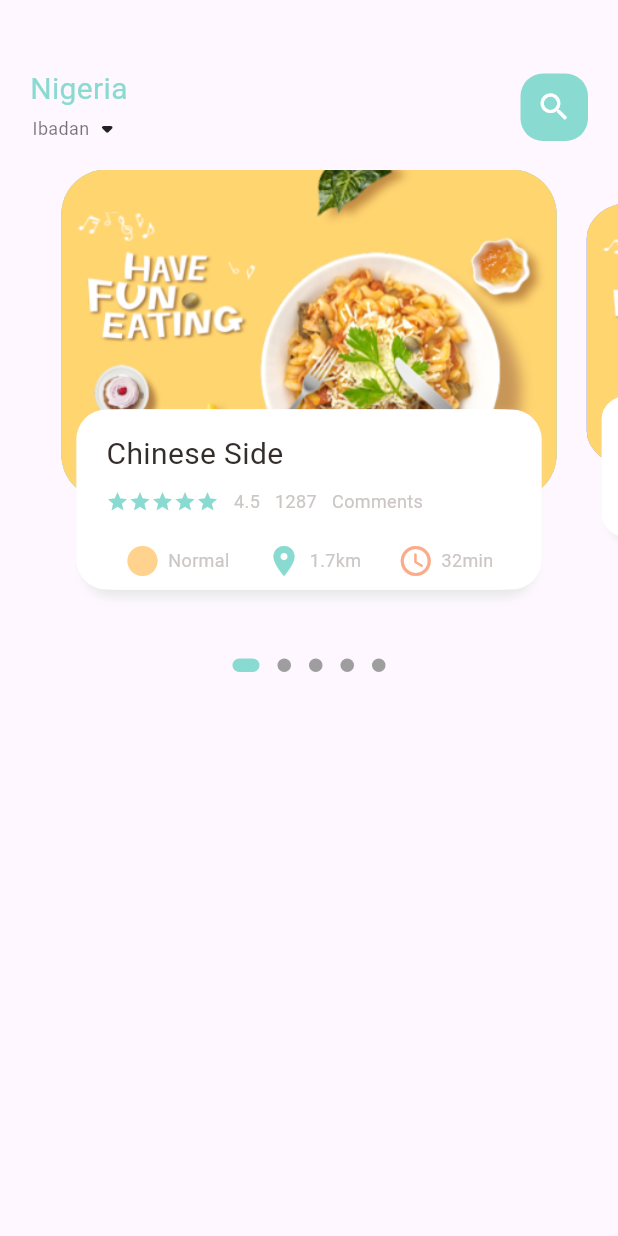
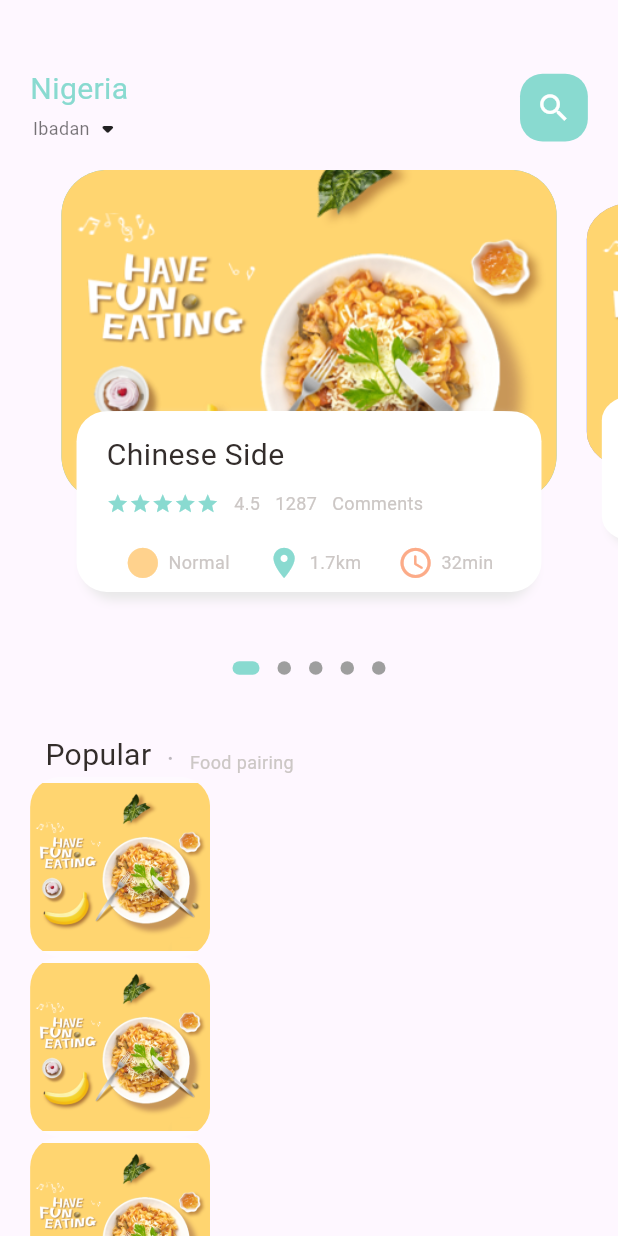
Before and after one commit to adedeni/fooddelivery-ecommerce-app, a Flutter app: the screen it shows after launch, on a phone screen of 412 x 824 dp. Run offline on Flutter 3.47's test engine with Material 3 defaults, Android fonts, the phone set to English and light mode, and no system bars; drawn by our look-alikes of dots_indicator; our stand-ins replace get.

Commit message:
finshed with responsive dimensions

```diff
--- a/lib/home/food_page_body.dart
+++ b/lib/home/food_page_body.dart
@@ -1,6 +1,7 @@
 import 'package:dots_indicator/dots_indicator.dart';
 import 'package:flutter/material.dart';
 import 'package:food_delivery_ecommerce/utilities/colors.dart';
+import 'package:food_delivery_ecommerce/utilities/dimension.dart';
 import 'package:food_delivery_ecommerce/widgets/big_text.dart';
 import 'package:food_delivery_ecommerce/widgets/icon_and_text.dart';
 import 'package:food_delivery_ecommerce/widgets/small_text.dart';
@@ -17,7 +18,7 @@ class _FoodPageBodyState extends State<FoodPageBody> {
 
   var currPageValue = 0.0;
   double scaleFactor = 0.8;
-  double height = 220;
+  double height = Dimension.pageViewContainer;
 
   @override
   void initState() {
@@ -38,11 +39,13 @@ class _FoodPageBodyState extends State<FoodPageBody> {
 
   @override
   Widget build(BuildContext context) {
+    //print(MediaQuery.of(context).size.height.toString());
     return Column(
       children: [
+        //slider section
         Container(
           //color: Colors.deepOrange,
-          height: 320,
+          height: Dimension.pageView,
           child: PageView.builder(
             controller: pageController,
             itemCount: 5,
@@ -51,7 +54,8 @@ class _FoodPageBodyState extends State<FoodPageBody> {
             },
           ),
         ),
-        new DotsIndicator(
+        //dots indicator section
+        DotsIndicator(
           dotsCount: 5,
           position: currPageValue,
           decorator: DotsDecorator(
@@ -61,7 +65,65 @@ class _FoodPageBodyState extends State<FoodPageBody> {
             activeShape: RoundedRectangleBorder(
                 borderRadius: BorderRadius.circular(5.0)),
           ),
-        )
+        ),
+        //populart header
+        SizedBox(
+          height: Dimension.height30,
+        ),
+        Container(
+          margin: EdgeInsets.only(left: Dimension.width30),
+          child: Row(
+            crossAxisAlignment: CrossAxisAlignment.end,
+            children: [
+              BigText(text: "Popular"),
+              SizedBox(
+                width: Dimension.width10,
+              ),
+              Container(
+                margin: const EdgeInsets.only(bottom: 3),
+                child: BigText(
+                  text: ".",
+                  color: Colors.black26,
+                ),
+              ),
+              SizedBox(
+                width: Dimension.width10,
+              ),
+              Container(
+                margin: const EdgeInsets.only(bottom: 2),
+                child: SmallText(text: "Food pairing"),
+              )
+            ],
+          ),
+        ),
+        //list of food and images
+        Container(
+          height: 900,
+          child: ListView.builder(
+            shrinkWrap: true,
+            physics: const AlwaysScrollableScrollPhysics(),
+              itemCount: 10,
+              itemBuilder: (context, index) {
+                return Container(
+                  margin: EdgeInsets.only(
+                      left: Dimension.width20, right: Dimension.width20),
+                  child: Row(
+                    children: [
+                      Container(
+                        width: 120,
+                        height: 120,
+                        decoration: BoxDecoration(
+                            borderRadius:
+                                BorderRadius.circular(Dimension.radius20),
+                            color: Colors.white38,
+                            image: const DecorationImage(
+                                image: AssetImage("assets/image/food0.png"))),
+                      )
+                    ],
+                  ),
+                );
+              }),
+        ),
       ],
     );
   }
@@ -95,10 +157,11 @@ class _FoodPageBodyState extends State<FoodPageBody> {
       transform: matrix,
       child: Stack(children: [
         Container(
-          height: 220,
-          margin: const EdgeInsets.only(left: 10, right: 10),
+          height: Dimension.pageViewContainer,
+          margin: EdgeInsets.only(
+              left: Dimension.width10, right: Dimension.width10),
           decoration: BoxDecoration(
-              borderRadius: BorderRadius.circular(30),
+              borderRadius: BorderRadius.circular(Dimension.radius30),
               color: index.isEven
                   ? const Color(0xFF69c5df)
                   : const Color(0xFF9294cc),
@@ -109,10 +172,13 @@ class _FoodPageBodyState extends State<FoodPageBody> {
         Align(
           alignment: Alignment.bottomCenter,
           child: Container(
-            height: 120,
-            margin: const EdgeInsets.only(left: 25, right: 25, bottom: 40),
+            height: Dimension.pageViewTextContainer,
+            margin: EdgeInsets.only(
+                left: Dimension.width25,
+                right: Dimension.width25,
+                bottom: Dimension.height40),
             decoration: BoxDecoration(
-                borderRadius: BorderRadius.circular(20),
+                borderRadius: BorderRadius.circular(Dimension.radius20),
                 color: Colors.white,
                 boxShadow: const [
                   BoxShadow(
@@ -123,13 +189,14 @@ class _FoodPageBodyState extends State<FoodPageBody> {
                   BoxShadow(color: Colors.white, offset: Offset(5, 0))
                 ]),
             child: Container(
-              padding: const EdgeInsets.only(top: 15, left: 15, right: 15),
+              padding:
+                  EdgeInsets.only(top: Dimension.height15, left: 15, right: 15),
               child: Column(
                 crossAxisAlignment: CrossAxisAlignment.start,
                 children: [
                   BigText(text: "Chinese Side"),
-                  const SizedBox(
-                    height: 10,
+                  SizedBox(
+                    height: Dimension.height10,
                   ),
                   Row(
                     children: [
@@ -159,8 +226,8 @@ class _FoodPageBodyState extends State<FoodPageBody> {
                       SmallText(text: "Comments")
                     ],
                   ),
-                  const SizedBox(
-                    height: 20,
+                  SizedBox(
+                    height: Dimension.height20,
                   ),
                   const Row(
                     mainAxisAlignment: MainAxisAlignment.spaceAround,
--- a/lib/home/main_food_page.dart
+++ b/lib/home/main_food_page.dart
@@ -1,6 +1,7 @@
 import 'package:flutter/material.dart';
 import 'package:food_delivery_ecommerce/home/food_page_body.dart';
 import 'package:food_delivery_ecommerce/utilities/colors.dart';
+import 'package:food_delivery_ecommerce/utilities/dimension.dart';
 import 'package:food_delivery_ecommerce/widgets/big_text.dart';
 import 'package:food_delivery_ecommerce/widgets/small_text.dart';
 
@@ -20,8 +21,8 @@ class _MainFoodPageState extends State<MainFoodPage> {
           //header
           Container(
             child: Container(
-              margin: const EdgeInsets.only(top: 45, bottom: 15),
-              padding: const EdgeInsets.only(left: 20, right: 20),
+              margin:  EdgeInsets.only(top: Dimension.height45, bottom: Dimension.height15),
+              padding:  EdgeInsets.only(left: Dimension.width20, right: Dimension.width20),
               child: Row(
                 mainAxisAlignment: MainAxisAlignment.spaceBetween,
                 children: [
@@ -38,13 +39,13 @@ class _MainFoodPageState extends State<MainFoodPage> {
                   ),
                   Center(
                     child: Container(
-                      width: 45,
-                      height: 45,
+                      width: Dimension.height45,
+                      height: Dimension.height45,
                       decoration: BoxDecoration(
-                        borderRadius: BorderRadius.circular(15),
+                        borderRadius: BorderRadius.circular(Dimension.radius15 ),
                         color: AppColors.mainColor,
                       ),
-                      child: const Icon(Icons.search, color: Colors.white),
+                      child:  Icon(Icons.search, color: Colors.white, size: Dimension.iconSize24,),
                     ),
                   ),
                 ],
@@ -52,7 +53,7 @@ class _MainFoodPageState extends State<MainFoodPage> {
             ),
           ),
        //body
-       const FoodPageBody(),
+       const Expanded(child:  SingleChildScrollView(child: FoodPageBody())),
         ],
       ),
     );
--- a/lib/main.dart
+++ b/lib/main.dart
@@ -1,5 +1,6 @@
 import 'package:flutter/material.dart';
 import 'package:food_delivery_ecommerce/home/main_food_page.dart';
+import 'package:get/get.dart';
 
 
 void main() {
@@ -11,7 +12,7 @@ class MyApp extends StatelessWidget {
 
   @override
   Widget build(BuildContext context) {
-    return const MaterialApp(
+    return const GetMaterialApp(
       debugShowCheckedModeBanner: false,
 
       home: MainFoodPage()
--- /dev/null
+++ b/lib/utilities/dimension.dart
@@ -0,0 +1,33 @@
+import 'package:get/get.dart';
+
+class Dimension {
+  static double screenHeight = Get.context!.height;
+  static double screenWidth = Get.context!.width;
+
+  // 820/220 = screenHeight/pageviewcontainercard height;
+  static double pageView = screenHeight / 2.563;
+  static double pageViewContainer = screenHeight / 3.73;
+  static double pageViewTextContainer = screenHeight / 6.84;
+//dynamic height padding and margin
+  static double height10 = screenHeight / 82;
+  static double height15 = screenHeight / 54.67;
+  static double height20 = screenHeight / 41;
+  static double height30 = screenHeight / 27.34;
+  static double height40 = screenHeight / 20.5;
+  static double height45 = screenHeight / 18.22;
+//dynamic width padding and margin
+  static double width10 = screenHeight / 82;
+  static double width15 = screenHeight / 54.67;
+  static double width20 = screenHeight / 41;
+  static double width25 = screenHeight / 32.8;
+  static double width30 = screenHeight / 27.34;
+  //fonts
+  static double font20 = screenHeight / 41;
+  //radius
+  static double radius15 = screenHeight / 54.67;
+  static double radius20 = screenHeight / 41;
+  static double radius30 = screenHeight / 27.34;
+
+  //icons size
+  static double iconSize24 = screenHeight / 34.17;
+}
--- a/lib/widgets/big_text.dart
+++ b/lib/widgets/big_text.dart
@@ -1,4 +1,5 @@
 import 'package:flutter/material.dart';
+import 'package:food_delivery_ecommerce/utilities/dimension.dart';
 
 class BigText extends StatelessWidget {
    Color? color;
@@ -10,7 +11,7 @@ class BigText extends StatelessWidget {
     this.color = const  Color(0xFF332d2b),
     required this.text,
     this.overflow = TextOverflow.ellipsis,
-    this.size = 20,
+    this.size = 0,
   });
 
   @override
@@ -21,7 +22,7 @@ class BigText extends StatelessWidget {
       overflow: overflow,
       style: TextStyle(
         color: color,
-        fontSize: size,
+        fontSize: size==0? Dimension.font20: size,
         fontWeight: FontWeight.w400,
         fontFamily: 'Roboto',
       ),
--- a/lib/widgets/icon_and_text.dart
+++ b/lib/widgets/icon_and_text.dart
@@ -1,4 +1,5 @@
 import 'package:flutter/material.dart';
+import 'package:food_delivery_ecommerce/utilities/dimension.dart';
 import 'package:food_delivery_ecommerce/widgets/small_text.dart';
 
 class IconAndText extends StatelessWidget {
@@ -12,7 +13,7 @@ class IconAndText extends StatelessWidget {
   Widget build(BuildContext context) {
     return Row(
       children: [
-        Icon(icon, color: iconColor,),
+        Icon(icon, color: iconColor, size: Dimension.iconSize24,),
         const SizedBox(width: 5,),
         SmallText(text: text)
       ],
```
Also changed, not shown: 1 other file.
